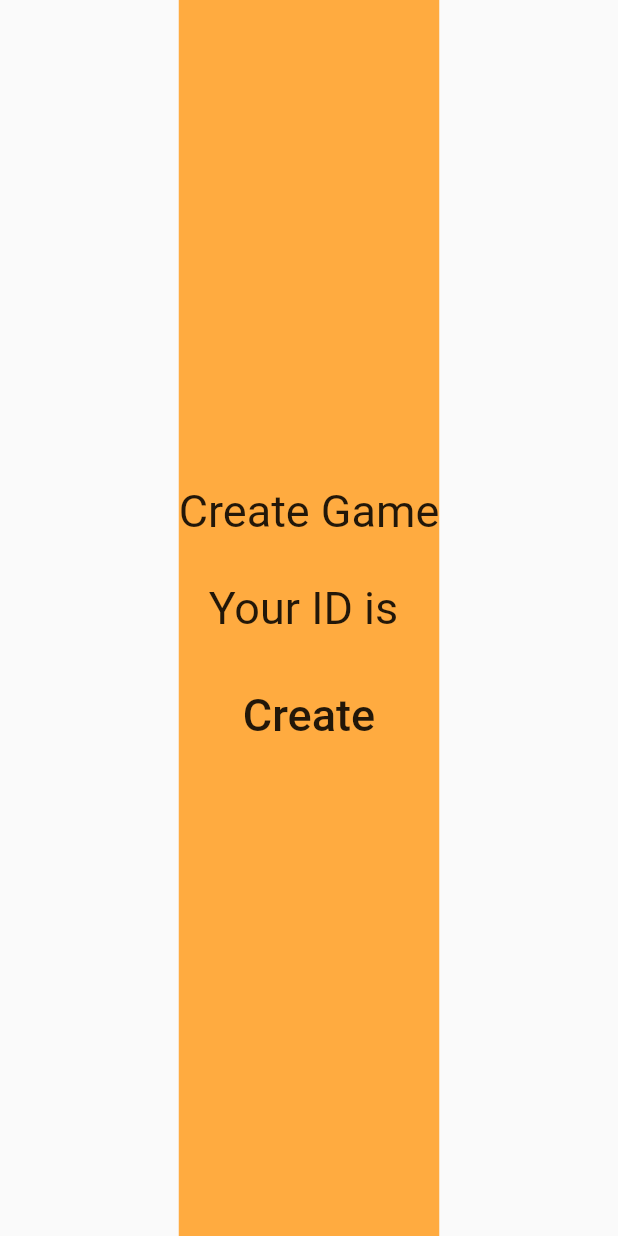
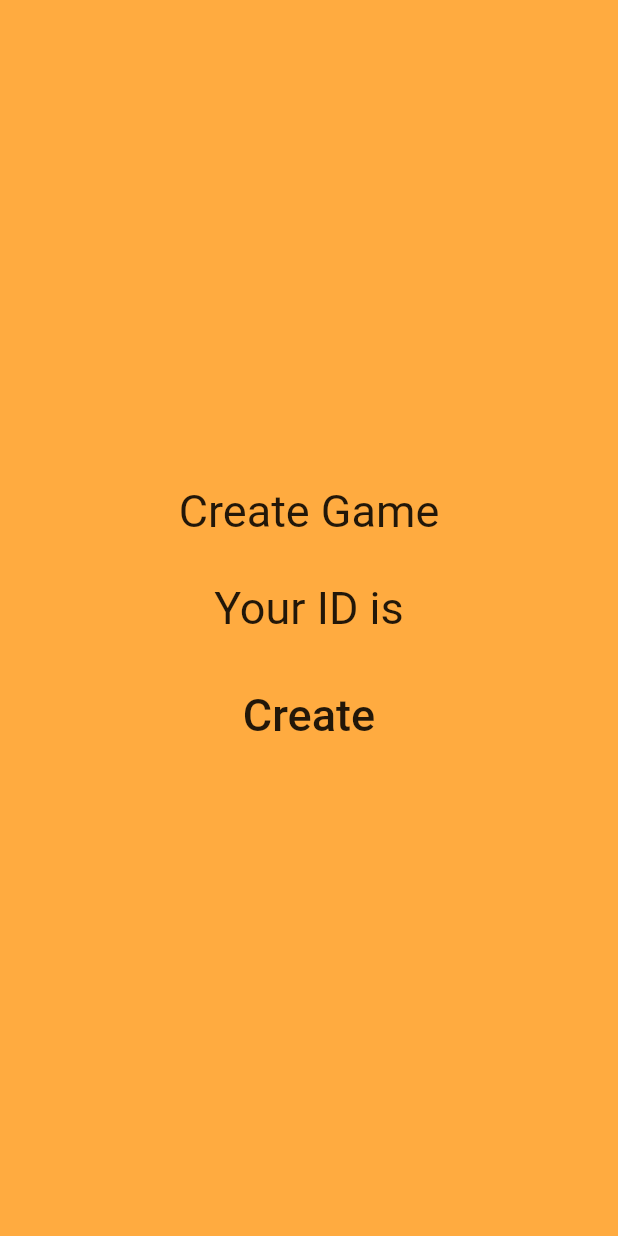
Before and after one commit to spike-monster/spike_monster, a Flutter app: the CreatePage screen opened directly, on a phone screen of 412 x 824 dp. Run offline on Flutter 3.47's test engine with Material 2 defaults, Android fonts, the phone set to English and light mode, and no system bars; our stand-ins replace animated_text_kit, cloud_firestore, equatable, firebase_auth, firebase_core, google_fonts and 1 more; missing offline and left inert: local_hero; accounts and stored records are empty; statements that could not run were skipped.

Commit message:
create page textalign

```diff
--- a/lib/view/create_page.dart
+++ b/lib/view/create_page.dart
@@ -17,12 +17,15 @@ class _CreatePageState extends State<CreatePage> {
     return Scaffold(
       body: Center(
         child: Container(
+          width: double.infinity,
           color: Colors.orangeAccent.shade200,
           child: Column(
             mainAxisAlignment: MainAxisAlignment.center,
+            crossAxisAlignment: CrossAxisAlignment.stretch,
             children: [
               const Text(
                 'Create Game',
+                textAlign: TextAlign.center,
                 style: TextStyle(
                 fontSize: 30,
                ),
@@ -32,6 +35,7 @@ class _CreatePageState extends State<CreatePage> {
               ),
               const Text(
                 'Your ID is ',
+                textAlign: TextAlign.center,
                 style: TextStyle(
                   fontSize: 30,
                 ),
```
